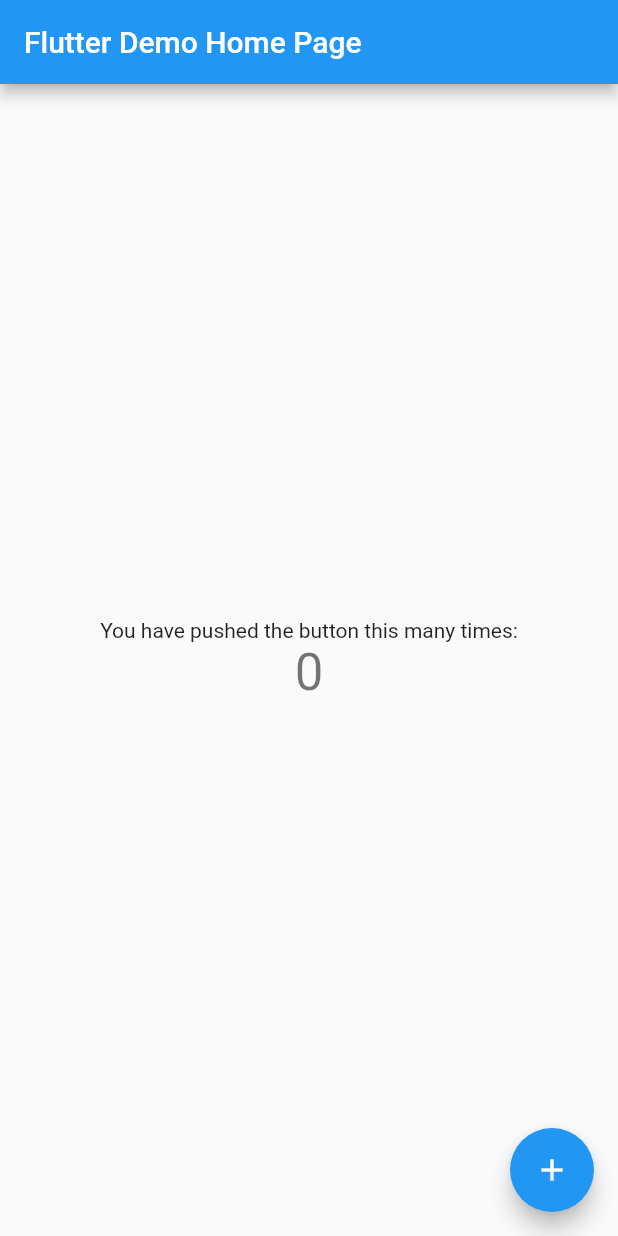
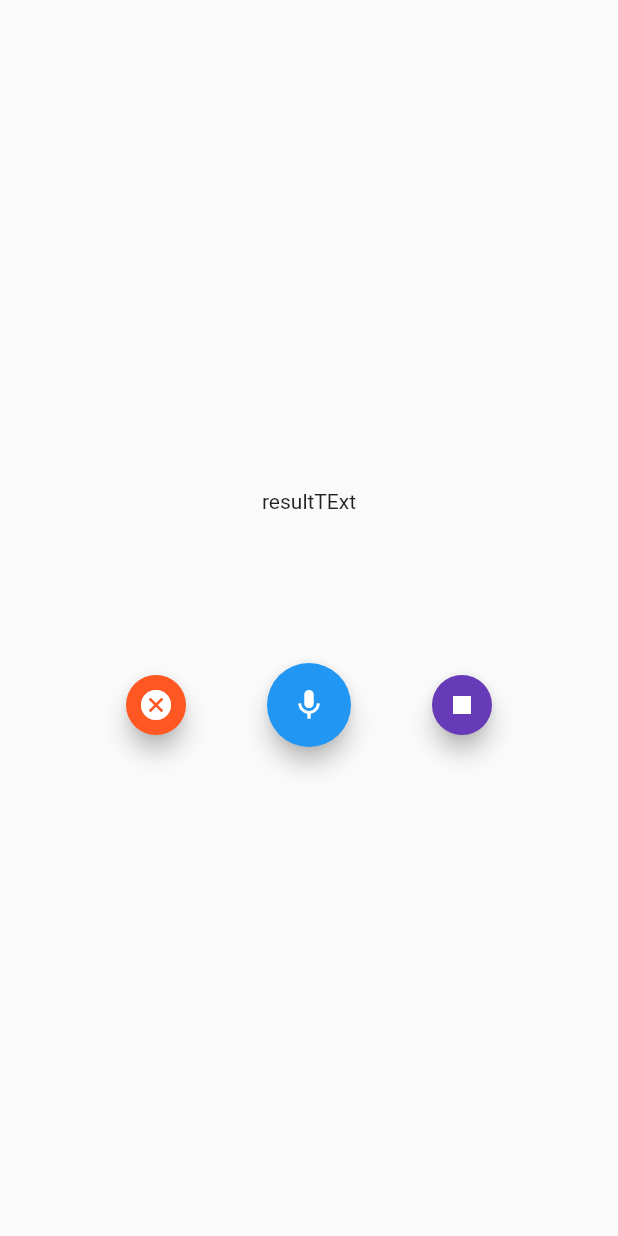
Before and after one commit to psrh1418/momapp, a Flutter app: the screen it shows after launch, on a phone screen of 412 x 824 dp. Run offline on Flutter 3.47's test engine with Material 2 defaults, Android fonts, the phone set to English and light mode, and no system bars.

Commit message:
set the UI

```diff
--- a/lib/main.dart
+++ b/lib/main.dart
@@ -5,109 +5,61 @@
 }
 
 class MyApp extends StatelessWidget {
-  // This widget is the root of your application.
   @override
   Widget build(BuildContext context) {
     return MaterialApp(
-      title: 'Flutter Demo',
-      theme: ThemeData(
-        // This is the theme of your application.
-        //
-        // Try running your application with "flutter run". You'll see the
-        // application has a blue toolbar. Then, without quitting the app, try
-        // changing the primarySwatch below to Colors.green and then invoke
-        // "hot reload" (press "r" in the console where you ran "flutter run",
-        // or simply save your changes to "hot reload" in a Flutter IDE).
-        // Notice that the counter didn't reset back to zero; the application
-        // is not restarted.
-        primarySwatch: Colors.blue,
-      ),
-      home: MyHomePage(title: 'Flutter Demo Home Page'),
+      home: VoiceHome(),
     );
   }
 }
 
-class MyHomePage extends StatefulWidget {
-  MyHomePage({Key key, this.title}) : super(key: key);
-
-  // This widget is the home page of your application. It is stateful, meaning
-  // that it has a State object (defined below) that contains fields that affect
-  // how it looks.
-
-  // This class is the configuration for the state. It holds the values (in this
-  // case the title) provided by the parent (in this case the App widget) and
-  // used by the build method of the State. Fields in a Widget subclass are
-  // always marked "final".
-
-  final String title;
+class VoiceHome extends StatefulWidget {
+  const VoiceHome({Key key}) : super(key: key);
 
   @override
-  _MyHomePageState createState() => _MyHomePageState();
+  _VoiceHomeState createState() => _VoiceHomeState();
 }
 
-class _MyHomePageState extends State<MyHomePage> {
-  int _counter = 0;
-
-  void _incrementCounter() {
-    setState(() {
-      // This call to setState tells the Flutter framework that something has
-      // changed in this State, which causes it to rerun the build method below
-      // so that the display can reflect the updated values. If we changed
-      // _counter without calling setState(), then the build method would not be
-      // called again, and so nothing would appear to happen.
-      _counter++;
-    });
-  }
-
+class _VoiceHomeState extends State<VoiceHome> {
   @override
   Widget build(BuildContext context) {
-    // This method is rerun every time setState is called, for instance as done
-    // by the _incrementCounter method above.
-    //
-    // The Flutter framework has been optimized to make rerunning build methods
-    // fast, so that you can just rebuild anything that needs updating rather
-    // than having to individually change instances of widgets.
     return Scaffold(
-      appBar: AppBar(
-        // Here we take the value from the MyHomePage object that was created by
-        // the App.build method, and use it to set our appbar title.
-        title: Text(widget.title),
-      ),
-      body: Center(
-        // Center is a layout widget. It takes a single child and positions it
-        // in the middle of the parent.
-        child: Column(
-          // Column is also a layout widget. It takes a list of children and
-          // arranges them vertically. By default, it sizes itself to fit its
-          // children horizontally, and tries to be as tall as its parent.
-          //
-          // Invoke "debug painting" (press "p" in the console, choose the
-          // "Toggle Debug Paint" action from the Flutter Inspector in Android
-          // Studio, or the "Toggle Debug Paint" command in Visual Studio Code)
-          // to see the wireframe for each widget.
-          //
-          // Column has various properties to control how it sizes itself and
-          // how it positions its children. Here we use mainAxisAlignment to
-          // center the children vertically; the main axis here is the vertical
-          // axis because Columns are vertical (the cross axis would be
-          // horizontal).
+        body: Column(
+      mainAxisAlignment: MainAxisAlignment.center,
+      crossAxisAlignment: CrossAxisAlignment.center,
+      children: [
+        Text('resultTExt'),
+        SizedBox(
+          height: 100,
+        ),
+        Row(
           mainAxisAlignment: MainAxisAlignment.center,
-          children: <Widget>[
-            Text(
-              'You have pushed the button this many times:',
+          children: [
+            FloatingActionButton(
+              onPressed: () {},
+              child: Icon(Icons.cancel),
+              mini: true,
+              backgroundColor: Colors.deepOrange,
             ),
-            Text(
-              '$_counter',
-              style: Theme.of(context).textTheme.headline4,
+            SizedBox(
+              width: 50,
+            ),
+            FloatingActionButton(
+              onPressed: () {},
+              child: Icon(Icons.mic),
+            ),
+            SizedBox(
+              width: 50,
+            ),
+            FloatingActionButton(
+              onPressed: () {},
+              child: Icon(Icons.stop),
+              mini: true,
+              backgroundColor: Colors.deepPurple,
             ),
           ],
-        ),
-      ),
-      floatingActionButton: FloatingActionButton(
-        onPressed: _incrementCounter,
-        tooltip: 'Increment',
-        child: Icon(Icons.add),
-      ), // This trailing comma makes auto-formatting nicer for build methods.
-    );
+        )
+      ],
+    ));
   }
 }
```
